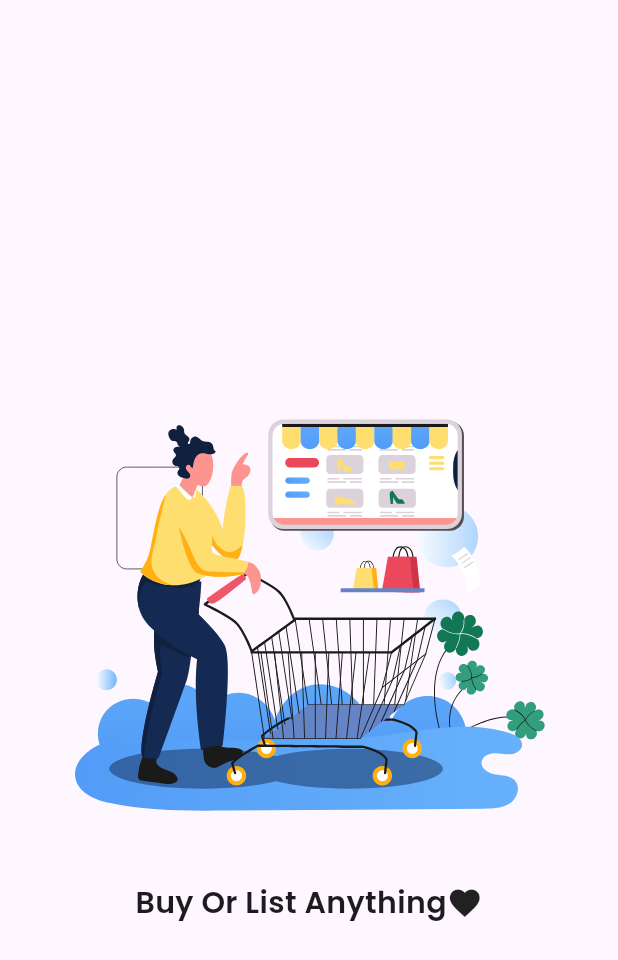
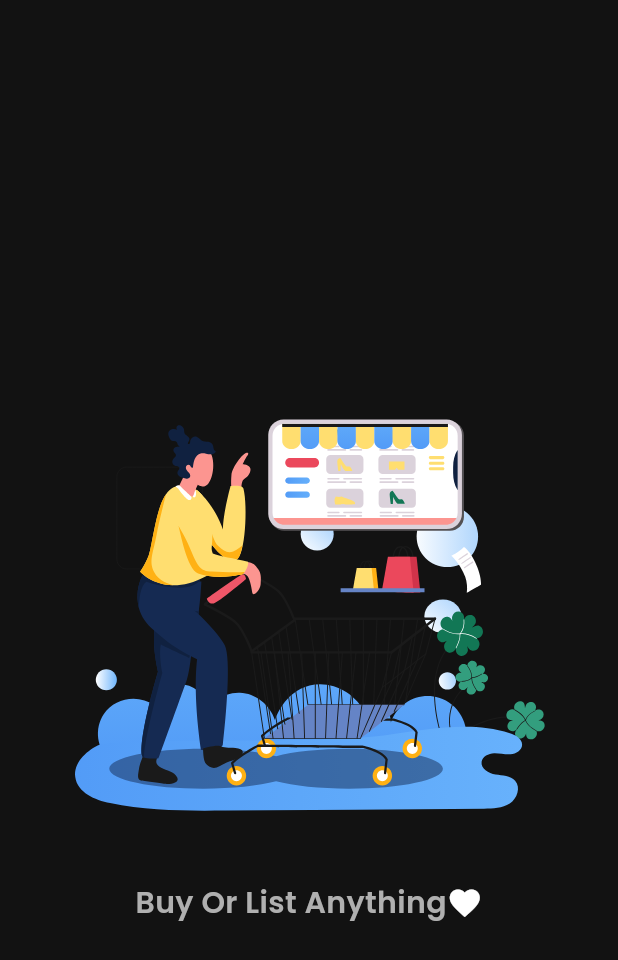
Before and after one commit to manishpauldotdev/bolapp, a Flutter app: the screen it shows after launch, on a phone screen of 412 x 824 dp. Shown: the top 960 px of the screen. Run offline on Flutter 3.47's test engine with Material 3 defaults, Android fonts, the phone set to English and light mode, and no system bars; our stand-ins replace google_fonts, lottie.

Commit message:
added theme colors

```diff
--- /dev/null
+++ b/lib/core/styles/app_colors.dart
@@ -0,0 +1,25 @@
+import 'package:flutter/material.dart';
+
+class AppColors {
+  // Light Mode Colors
+  static const Color lightPrimary = Color(0xFF007BFF);
+  static const Color lightSecondary = Color(0xFF28A745);
+  static const Color lightAccent = Color(0xFFFFA500);
+  static const Color lightBackground = Color(0xFFF5F5F5);
+  static const Color lightCardBackground = Color(0xFFFFFFFF);
+  static const Color lightTextPrimary = Color(0xFF212529);
+  static const Color lightTextSecondary = Color(0xFF6C757D);
+  static const Color lightError = Color(0xFFDC3545);
+  static const Color lightDivider = Color(0xFFE0E0E0);
+
+  // Dark Mode Colors
+  static const Color darkPrimary = Color(0xFF82CFFF);
+  static const Color darkSecondary = Color(0xFF81D68E);
+  static const Color darkAccent = Color(0xFFFFC477);
+  static const Color darkBackground = Color(0xFF121212);
+  static const Color darkCardBackground = Color(0xFF1E1E1E);
+  static const Color darkTextPrimary = Color(0xFFFFFFFF);
+  static const Color darkTextSecondary = Color(0xFFB0B0B0);
+  static const Color darkError = Color(0xFFFF6B6B);
+  static const Color darkDivider = Color(0xFF303030);
+}
--- /dev/null
+++ b/lib/core/styles/app_theme.dart
@@ -0,0 +1,48 @@
+import 'package:bolapp/core/styles/app_colors.dart';
+import 'package:flutter/material.dart';
+
+class AppTheme {
+  static final lightTheme = ThemeData(
+    brightness: Brightness.light,
+    primaryColor: AppColors.lightPrimary,
+    scaffoldBackgroundColor: AppColors.lightBackground,
+    cardColor: AppColors.lightCardBackground,
+    dividerColor: AppColors.lightDivider,
+    appBarTheme: const AppBarTheme(
+      backgroundColor: AppColors.lightPrimary,
+      foregroundColor: Colors.white,
+    ),
+    textTheme: const TextTheme(
+      bodyLarge: TextStyle(color: AppColors.lightTextPrimary),
+      bodyMedium: TextStyle(color: AppColors.lightTextSecondary),
+    ),
+    elevatedButtonTheme: ElevatedButtonThemeData(
+      style: ElevatedButton.styleFrom(
+        backgroundColor: AppColors.lightPrimary,
+        foregroundColor: Colors.white,
+      ),
+    ),
+  );
+
+  static final darkTheme = ThemeData(
+    brightness: Brightness.dark,
+    primaryColor: AppColors.darkPrimary,
+    scaffoldBackgroundColor: AppColors.darkBackground,
+    cardColor: AppColors.darkCardBackground,
+    dividerColor: AppColors.darkDivider,
+    appBarTheme: const AppBarTheme(
+      backgroundColor: AppColors.darkPrimary,
+      foregroundColor: Colors.black,
+    ),
+    textTheme: const TextTheme(
+      bodyLarge: TextStyle(color: AppColors.darkTextPrimary),
+      bodyMedium: TextStyle(color: AppColors.darkTextSecondary),
+    ),
+    elevatedButtonTheme: ElevatedButtonThemeData(
+      style: ElevatedButton.styleFrom(
+        backgroundColor: AppColors.darkPrimary,
+        foregroundColor: Colors.black,
+      ),
+    ),
+  );
+}
--- a/lib/main.dart
+++ b/lib/main.dart
@@ -1,3 +1,4 @@
+import 'package:bolapp/core/styles/app_theme.dart';
 import 'package:bolapp/features/splash/splash_page.dart';
 import 'package:flutter/material.dart';
 
@@ -12,6 +13,9 @@ class MainApp extends StatelessWidget {
   @override
   Widget build(BuildContext context) {
     return MaterialApp(
+      theme: AppTheme.lightTheme,
+      darkTheme: AppTheme.darkTheme,
+      themeMode: ThemeMode.dark,
       home: SplashPage(),
     );
   }
```
